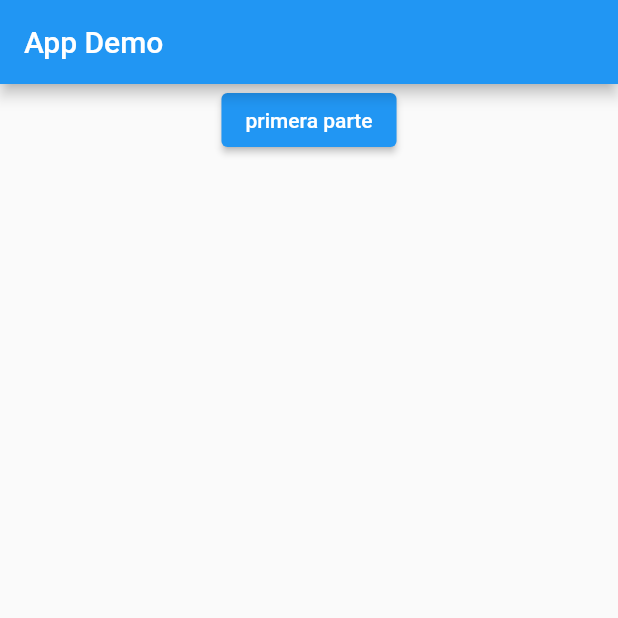
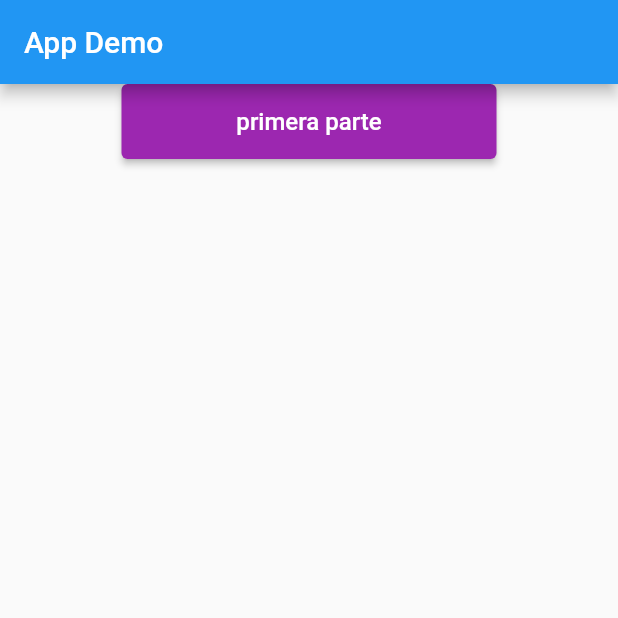
Before and after one commit to kleysonklaus/flutter_practice_code, a Flutter app: the screen it shows after launch, on a phone screen of 412 x 824 dp, the top half of it. Run offline on Flutter 3.47's test engine with Material 2 defaults, Android fonts, the light colour scheme and no system bars.

Commit message:
feat(fpc_button): fix fields, now use null value in parameters

```diff
--- a/lib/app.dart
+++ b/lib/app.dart
@@ -14,6 +14,7 @@ class App extends StatelessWidget {
             children: [
               FpcButtom(
                 label: "primera parte",
+                onTap: () {},
               ),
             ],
           ),
--- a/lib/widgets/fpc_button.dart
+++ b/lib/widgets/fpc_button.dart
@@ -3,19 +3,36 @@ import 'package:flutter/material.dart';
 class FpcButtom extends StatelessWidget {
   final String label;
   final void Function()? onTap;
+  final double? textFontSize;
+  final FontWeight? textFontWeight;
+  final Color? backgroundColor;
+  final double? maxWith;
+  final double? mnaxHeight;
   const FpcButtom({
     Key? key,
     required this.label,
     this.onTap,
+    this.textFontSize = 16.0,
+    this.textFontWeight,
+    this.backgroundColor = Colors.purple,
+    this.maxWith = 250,
+    this.mnaxHeight = 50,
   }) : super(key: key);
 
   @override
   Widget build(BuildContext context) {
     return ElevatedButton(
-      onPressed: () {},
+      onPressed: onTap,
       child: Text(
         label,
-        style: TextStyle(),
+        style: TextStyle(
+          fontSize: textFontSize,
+          fontWeight: textFontWeight,
+        ),
+      ),
+      style: ElevatedButton.styleFrom(
+        primary: backgroundColor,
+        minimumSize: Size(maxWith!, mnaxHeight!),
       ),
     );
   }
```
